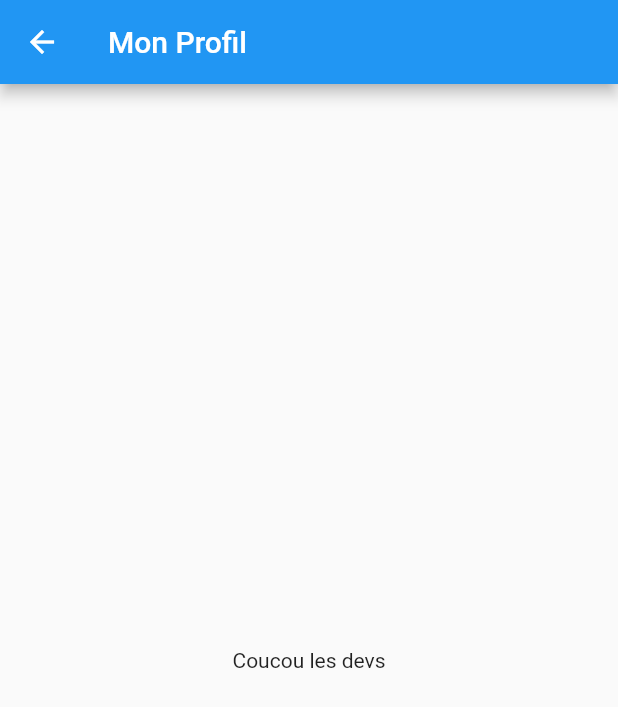
After one commit to bynicodevelop/b2dev-rennes, a Flutter app: the ProfileScreen screen opened directly, on a phone screen of 412 x 824 dp. The commit adds this screen. Shown: the top 707 px of the screen. Run offline on Flutter 3.47's test engine with Material 2 defaults, Android fonts, the phone set to English and light mode, and no system bars; our stand-ins replace font_awesome_flutter.

Commit message:
Added navigation

```diff
--- /dev/null
+++ b/lib/screens/profile_screen.dart
@@ -0,0 +1,25 @@
+import 'package:flutter/material.dart';
+
+class ProfileScreen extends StatelessWidget {
+  const ProfileScreen({Key? key}) : super(key: key);
+
+  @override
+  Widget build(BuildContext context) {
+    return Scaffold(
+      appBar: AppBar(
+        title: const Text('Mon Profil'),
+        // leading: IconButton(
+        //   icon: const Icon(
+        //     Icons.arrow_back,
+        //   ),
+        //   onPressed: () {
+        //     Navigator.pop(context);
+        //   },
+        // ),
+      ),
+      body: const Center(
+        child: Text('Coucou les devs'),
+      ),
+    );
+  }
+}
```
Also changed, not shown: lib/screens/add_screen.dart (added, +14 -0 lines), lib/screens/home_screen.dart (+30 -2 lines), lib/screens/no_return_screen.dart (added, +14 -0 lines).
